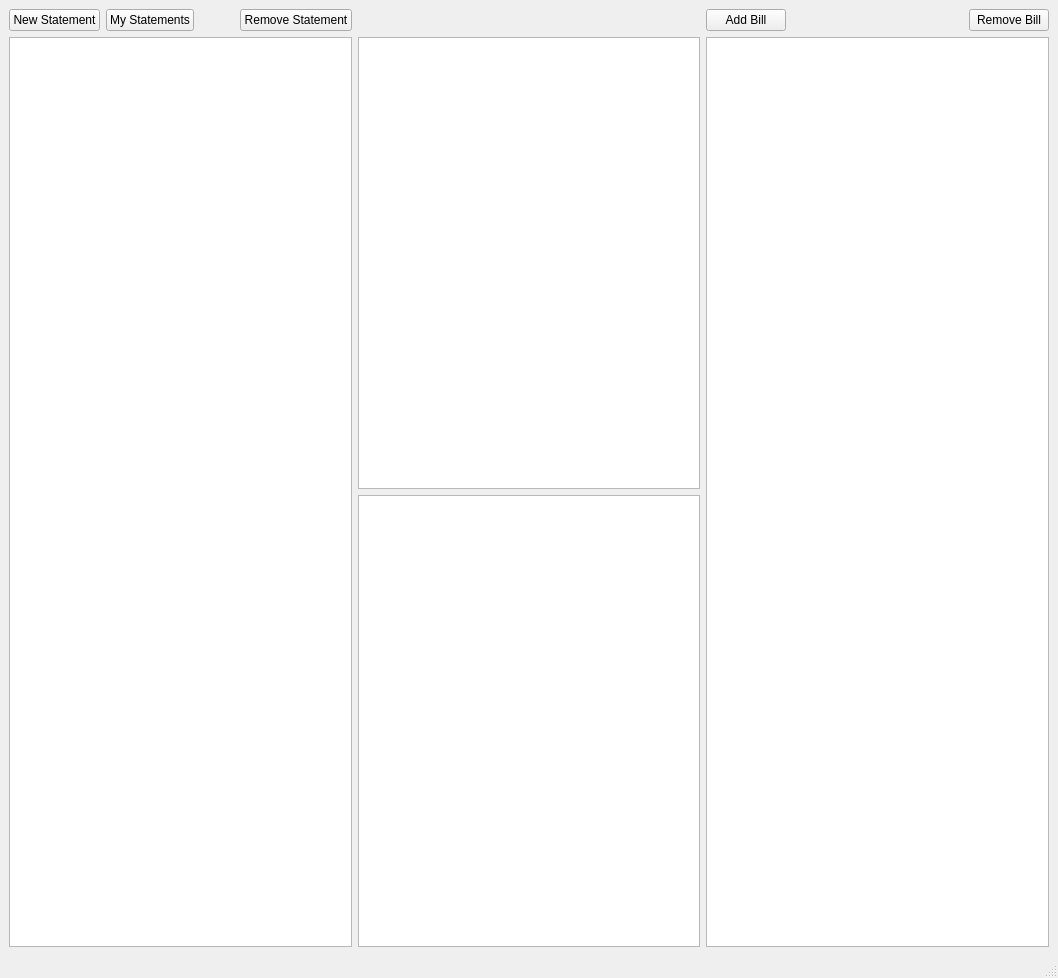
fearricepudding/FinancialOrganiser, file ui/mainwindow.ui: the form before one commit.
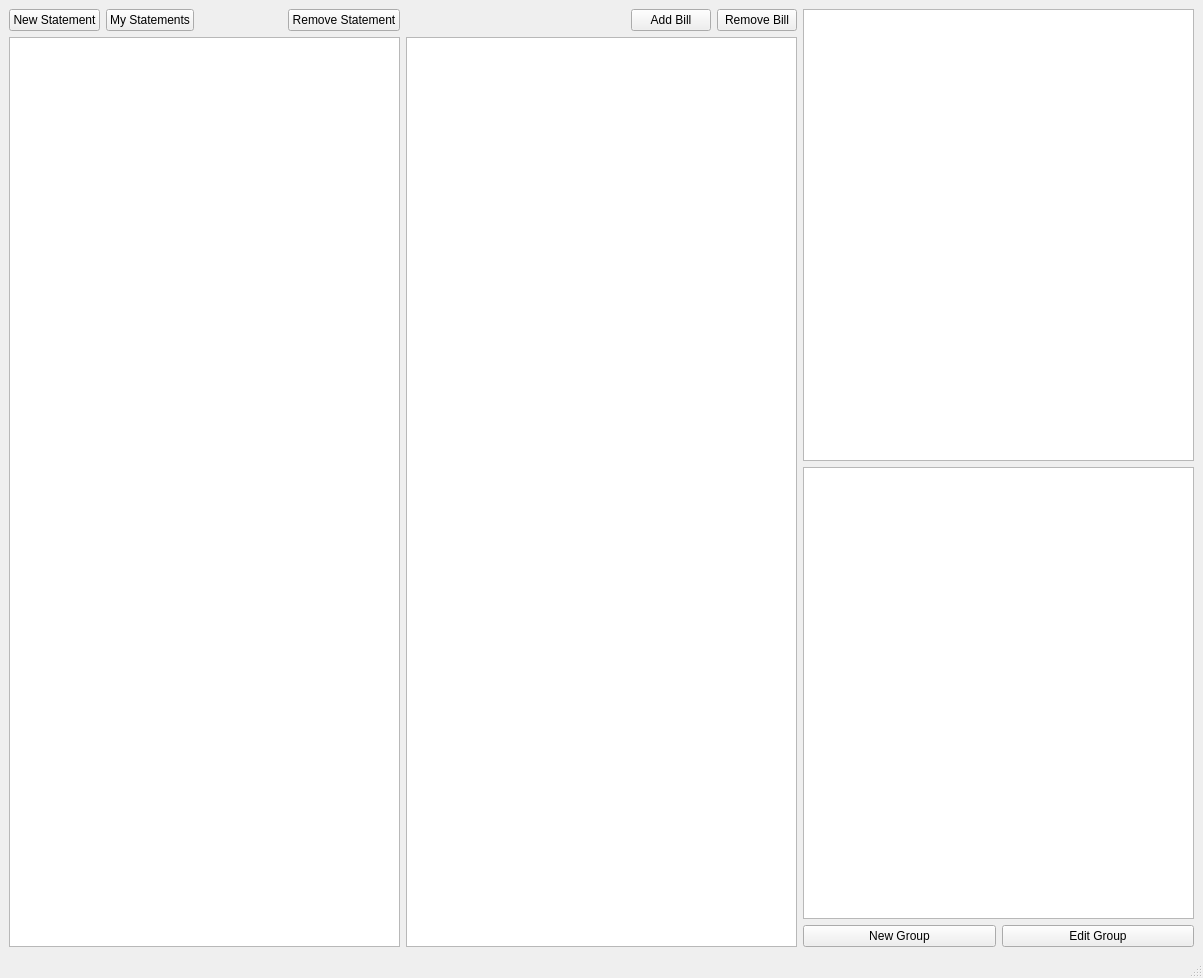
The form after the commit.

The edit to the form file:
```diff
--- a/ui/mainwindow.ui
+++ b/ui/mainwindow.ui
@@ -6,7 +6,7 @@
    <rect>
     <x>0</x>
     <y>0</y>
-    <width>1058</width>
+    <width>1203</width>
     <height>978</height>
    </rect>
   </property>
@@ -20,10 +20,10 @@
      <verstretch>0</verstretch>
     </sizepolicy>
    </property>
-   <layout class="QGridLayout" name="gridLayout_2">
-    <item row="0" column="0">
-     <layout class="QGridLayout" name="gridLayout">
-      <item row="1" column="0">
+   <layout class="QHBoxLayout" name="horizontalLayout_4">
+    <item>
+     <layout class="QVBoxLayout" name="verticalLayout_6">
+      <item>
        <layout class="QHBoxLayout" name="horizontalLayout">
         <item>
          <widget class="QPushButton" name="newStatement">
@@ -61,40 +61,32 @@
         </item>
        </layout>
       </item>
-      <item row="2" column="2">
-       <widget class="QTableWidget" name="billsTable">
-        <property name="selectionBehavior">
-         <enum>QAbstractItemView::SelectRows</enum>
-        </property>
-       </widget>
-      </item>
-      <item row="2" column="0">
+      <item>
        <widget class="QTableWidget" name="statementTable">
         <property name="selectionBehavior">
          <enum>QAbstractItemView::SelectRows</enum>
         </property>
        </widget>
       </item>
-      <item row="2" column="1">
-       <layout class="QVBoxLayout" name="verticalLayout_2">
-        <item>
-         <widget class="QTableWidget" name="statementTotals">
-          <property name="selectionBehavior">
-           <enum>QAbstractItemView::SelectRows</enum>
-          </property>
-         </widget>
-        </item>
-        <item>
-         <widget class="QTableWidget" name="tableWidget_2">
-          <property name="selectionBehavior">
-           <enum>QAbstractItemView::SelectRows</enum>
-          </property>
-         </widget>
-        </item>
-       </layout>
-      </item>
-      <item row="1" column="2">
+     </layout>
+    </item>
+    <item>
+     <layout class="QVBoxLayout" name="verticalLayout_5">
+      <item>
        <layout class="QHBoxLayout" name="horizontalLayout_2">
+        <item>
+         <spacer name="horizontalSpacer_2">
+          <property name="orientation">
+           <enum>Qt::Horizontal</enum>
+          </property>
+          <property name="sizeHint" stdset="0">
+           <size>
+            <width>40</width>
+            <height>20</height>
+           </size>
+          </property>
+         </spacer>
+        </item>
         <item>
          <widget class="QPushButton" name="newbillButton">
           <property name="text">
@@ -102,19 +94,6 @@
           </property>
          </widget>
         </item>
-        <item>
-         <spacer name="horizontalSpacer_2">
-          <property name="orientation">
-           <enum>Qt::Horizontal</enum>
-          </property>
-          <property name="sizeHint" stdset="0">
-           <size>
-            <width>40</width>
-            <height>20</height>
-           </size>
-          </property>
-         </spacer>
-        </item>
         <item>
          <widget class="QPushButton" name="pushButton_2">
           <property name="text">
@@ -124,6 +103,49 @@
         </item>
        </layout>
       </item>
+      <item>
+       <widget class="QTableWidget" name="billsTable">
+        <property name="selectionBehavior">
+         <enum>QAbstractItemView::SelectRows</enum>
+        </property>
+       </widget>
+      </item>
+     </layout>
+    </item>
+    <item>
+     <layout class="QVBoxLayout" name="verticalLayout_2">
+      <item>
+       <widget class="QTableWidget" name="statementTotals">
+        <property name="selectionBehavior">
+         <enum>QAbstractItemView::SelectRows</enum>
+        </property>
+       </widget>
+      </item>
+      <item>
+       <widget class="QTableWidget" name="tableWidget_2">
+        <property name="selectionBehavior">
+         <enum>QAbstractItemView::SelectRows</enum>
+        </property>
+       </widget>
+      </item>
+      <item>
+       <layout class="QHBoxLayout" name="horizontalLayout_3">
+        <item>
+         <widget class="QPushButton" name="pushButton_3">
+          <property name="text">
+           <string>New Group</string>
+          </property>
+         </widget>
+        </item>
+        <item>
+         <widget class="QPushButton" name="pushButton_4">
+          <property name="text">
+           <string>Edit Group</string>
+          </property>
+         </widget>
+        </item>
+       </layout>
+      </item>
      </layout>
     </item>
    </layout>
```
Left out of the diff: 4 changed lines with no effect on the pictures.
